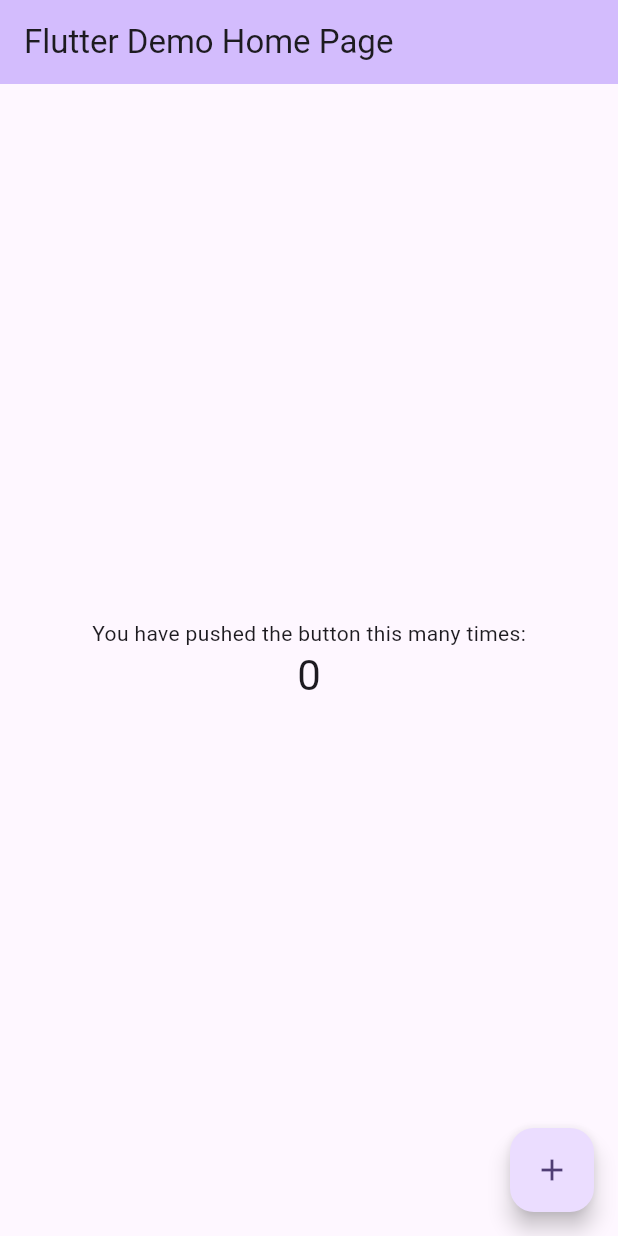
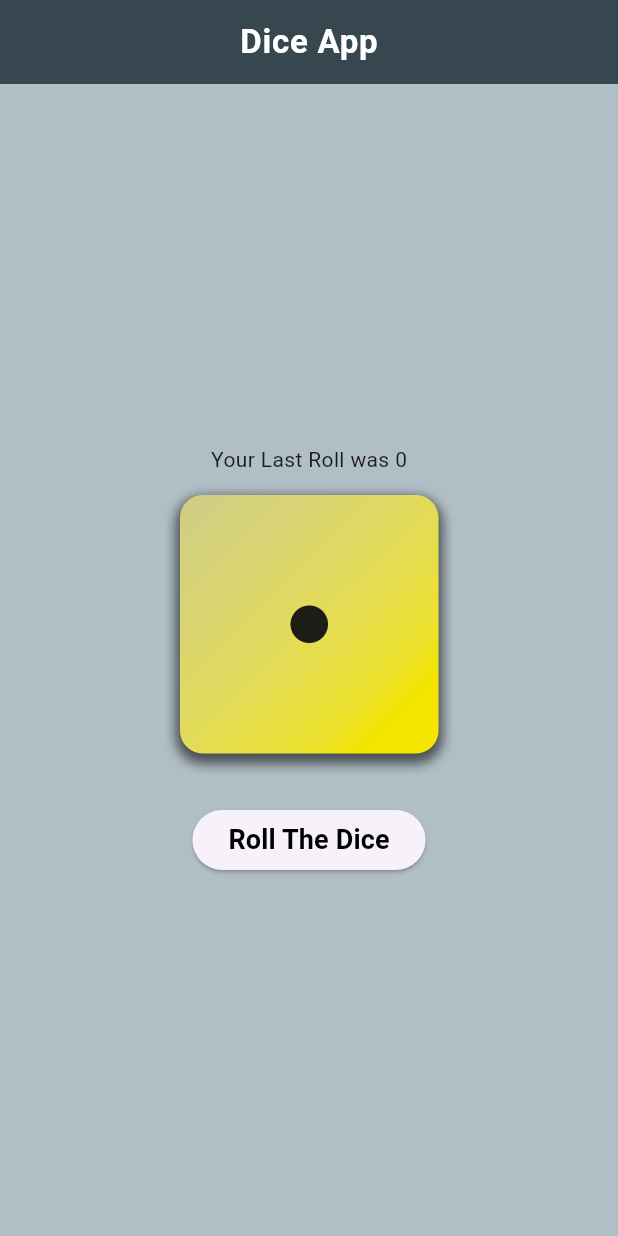
Before and after one commit to J-Herika/Dice_app, a Flutter app: the screen it shows after launch, on a phone screen of 412 x 824 dp. Run offline on Flutter 3.47's test engine with Material 3 defaults, Android fonts, the phone set to English and light mode, and no system bars.

Commit message:
Finished the project!

```diff
--- a/dice_app_practice/lib/main.dart
+++ b/dice_app_practice/lib/main.dart
@@ -1,4 +1,5 @@
 import 'package:flutter/material.dart';
+import 'package:dice_app_practice/pages/main_page.dart';
 
 void main() {
   runApp(const MyApp());
@@ -7,119 +8,9 @@
 class MyApp extends StatelessWidget {
   const MyApp({super.key});
 
-  // This widget is the root of your application.
   @override
   Widget build(BuildContext context) {
-    return MaterialApp(
-      title: 'Flutter Demo',
-      theme: ThemeData(
-        // This is the theme of your application.
-        //
-        // TRY THIS: Try running your application with "flutter run". You'll see
-        // the application has a purple toolbar. Then, without quitting the app,
-        // try changing the seedColor in the colorScheme below to Colors.green
-        // and then invoke "hot reload" (save your changes or press the "hot
-        // reload" button in a Flutter-supported IDE, or press "r" if you used
-        // the command line to start the app).
-        //
-        // Notice that the counter didn't reset back to zero; the application
-        // state is not lost during the reload. To reset the state, use hot
-        // restart instead.
-        //
-        // This works for code too, not just values: Most code changes can be
-        // tested with just a hot reload.
-        colorScheme: ColorScheme.fromSeed(seedColor: Colors.deepPurple),
-        useMaterial3: true,
-      ),
-      home: const MyHomePage(title: 'Flutter Demo Home Page'),
-    );
+    return const MaterialApp(
+        debugShowCheckedModeBanner: false, home: MainPage());
   }
 }
-
-class MyHomePage extends StatefulWidget {
-  const MyHomePage({super.key, required this.title});
-
-  // This widget is the home page of your application. It is stateful, meaning
-  // that it has a State object (defined below) that contains fields that affect
-  // how it looks.
-
-  // This class is the configuration for the state. It holds the values (in this
-  // case the title) provided by the parent (in this case the App widget) and
-  // used by the build method of the State. Fields in a Widget subclass are
-  // always marked "final".
-
-  final String title;
-
-  @override
-  State<MyHomePage> createState() => _MyHomePageState();
-}
-
-class _MyHomePageState extends State<MyHomePage> {
-  int _counter = 0;
-
-  void _incrementCounter() {
-    setState(() {
-      // This call to setState tells the Flutter framework that something has
-      // changed in this State, which causes it to rerun the build method below
-      // so that the display can reflect the updated values. If we changed
-      // _counter without calling setState(), then the build method would not be
-      // called again, and so nothing would appear to happen.
-      _counter++;
-    });
-  }
-
-  @override
-  Widget build(BuildContext context) {
-    // This method is rerun every time setState is called, for instance as done
-    // by the _incrementCounter method above.
-    //
-    // The Flutter framework has been optimized to make rerunning build methods
-    // fast, so that you can just rebuild anything that needs updating rather
-    // than having to individually change instances of widgets.
-    return Scaffold(
-      appBar: AppBar(
-        // TRY THIS: Try changing the color here to a specific color (to
-        // Colors.amber, perhaps?) and trigger a hot reload to see the AppBar
-        // change color while the other colors stay the same.
-        backgroundColor: Theme.of(context).colorScheme.inversePrimary,
-        // Here we take the value from the MyHomePage object that was created by
-        // the App.build method, and use it to set our appbar title.
-        title: Text(widget.title),
-      ),
-      body: Center(
-        // Center is a layout widget. It takes a single child and positions it
-        // in the middle of the parent.
-        child: Column(
-          // Column is also a layout widget. It takes a list of children and
-          // arranges them vertically. By default, it sizes itself to fit its
-          // children horizontally, and tries to be as tall as its parent.
-          //
-          // Column has various properties to control how it sizes itself and
-          // how it positions its children. Here we use mainAxisAlignment to
-          // center the children vertically; the main axis here is the vertical
-          // axis because Columns are vertical (the cross axis would be
-          // horizontal).
-          //
-          // TRY THIS: Invoke "debug painting" (choose the "Toggle Debug Paint"
-          // action in the IDE, or press "p" in the console), to see the
-          // wireframe for each widget.
-          mainAxisAlignment: MainAxisAlignment.center,
-          children: <Widget>[
-            const Text(
-              'You have pushed the button this many times:',
-            ),
-            Text(
-              '$_counter',
-              style: Theme.of(context).textTheme.headlineMedium,
-            ),
-          ],
-        ),
-      ),
-      floatingActionButton: FloatingActionButton(
-        onPressed: _incrementCounter,
-        tooltip: 'Increment',
-        child: const Icon(Icons.add),
-      ), // This trailing comma makes auto-formatting nicer for build methods.
-    );
-  }
-}
--- /dev/null
+++ b/dice_app_practice/lib/pages/appbar.dart
@@ -0,0 +1,23 @@
+import 'package:flutter/material.dart';
+
+
+class AppsBar extends StatelessWidget implements PreferredSizeWidget {
+  const AppsBar({super.key});
+
+  @override
+  Widget build(BuildContext context) {
+    return AppBar(
+        centerTitle: true,
+        title: const Text(
+          'Dice App',
+          style: TextStyle(
+              fontWeight: FontWeight.bold,
+              letterSpacing: 0.5,
+              color: Colors.white),
+        ),
+        backgroundColor: Colors.blueGrey[800],
+      );
+  }
+
+  Size get preferredSize => const Size.fromHeight(kToolbarHeight);
+}
--- /dev/null
+++ b/dice_app_practice/lib/pages/dice_section.dart
@@ -0,0 +1,50 @@
+import 'dart:math' as math;
+import 'package:flutter/material.dart';
+
+class DiceSection extends StatefulWidget {
+  const DiceSection({super.key});
+
+  @override
+  State<DiceSection> createState() => _DiceSectionState();
+}
+
+class _DiceSectionState extends State<DiceSection> {
+  final randomize = math.Random();
+  var chosenDice = 1;
+  int lastChosenDice = 0;
+
+  void diceRoller() {
+    setState(() {
+      lastChosenDice = chosenDice;
+      chosenDice = randomize.nextInt(6) + 1;
+    });
+  }
+
+  @override
+  Widget build(BuildContext context) {
+    return Center(
+      child: Column(
+        mainAxisAlignment: MainAxisAlignment.center,
+        children: [
+          Text('Your Last Roll was $lastChosenDice'),
+          Image.asset(
+            'assets/images/dice-$chosenDice.png',
+            width: 200,
+          ),
+          const SizedBox(
+            height: 20,
+          ),
+          ElevatedButton(
+              onPressed: diceRoller,
+              child: const Text(
+                'Roll The Dice',
+                style: TextStyle(
+                    fontWeight: FontWeight.bold,
+                    fontSize: 18,
+                    color: Colors.black),
+              ))
+        ],
+      ),
+    );
+  }
+}
--- /dev/null
+++ b/dice_app_practice/lib/pages/main_page.dart
@@ -0,0 +1,18 @@
+// ignore_for_file: prefer_const_constructors
+
+import 'package:dice_app_practice/pages/dice_section.dart';
+import 'package:flutter/material.dart';
+import 'package:dice_app_practice/pages/appbar.dart';
+
+class MainPage extends StatelessWidget {
+  const MainPage({super.key});
+
+  @override
+  Widget build(BuildContext context) {
+    return Scaffold(
+      backgroundColor: Colors.blueGrey[200],
+      appBar: AppsBar(),
+      body: DiceSection(),
+    );
+  }
+}
--- a/dice_app_practice/pubspec.yaml
+++ b/dice_app_practice/pubspec.yaml
@@ -59,9 +59,9 @@ flutter:
   uses-material-design: true
 
   # To add assets to your application, add an assets section, like this:
-  # assets:
-  #   - images/a_dot_burr.jpeg
-  #   - images/a_dot_ham.jpeg
+  assets:
+
+    - assets/images/
 
   # An image asset can refer to one or more resolution-specific "variants", see
   # https://flutter.dev/assets-and-images/#resolution-aware
```
Also changed, not shown: dice_app_practice/assets/images/dice-1.png (added), dice_app_practice/assets/images/dice-2.png (added), dice_app_practice/assets/images/dice-3.png (added), dice_app_practice/assets/images/dice-4.png (added), dice_app_practice/assets/images/dice-5.png (added), dice_app_practice/assets/images/dice-6.png (added), dice_app_practice/pubspec.lock (added), 7 other files.
